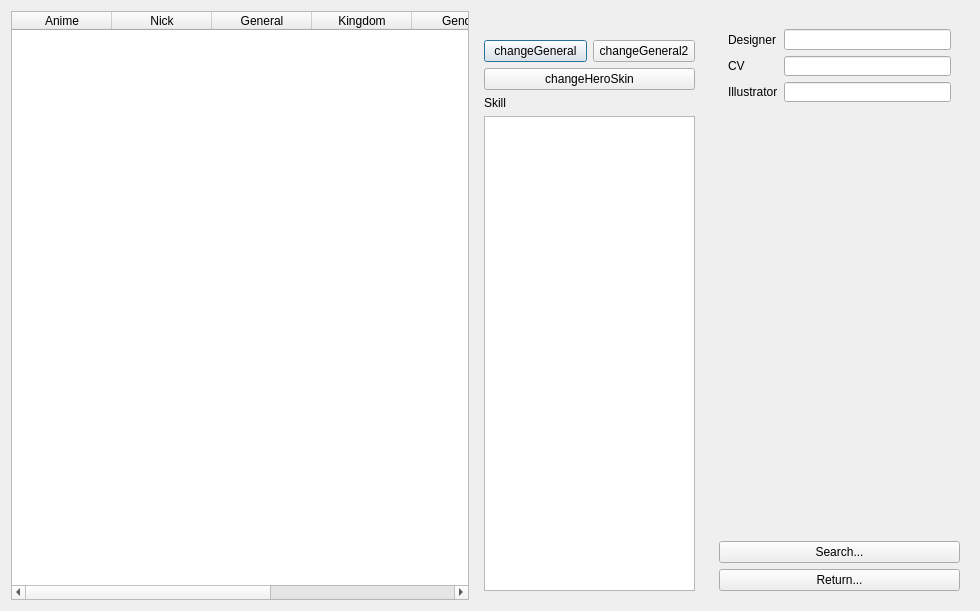
The window that src/dialog/generaloverview.ui (zeromathematics/QSanguosha-v2-AnimeMod) describes before a commit, drawn with Qt 5.
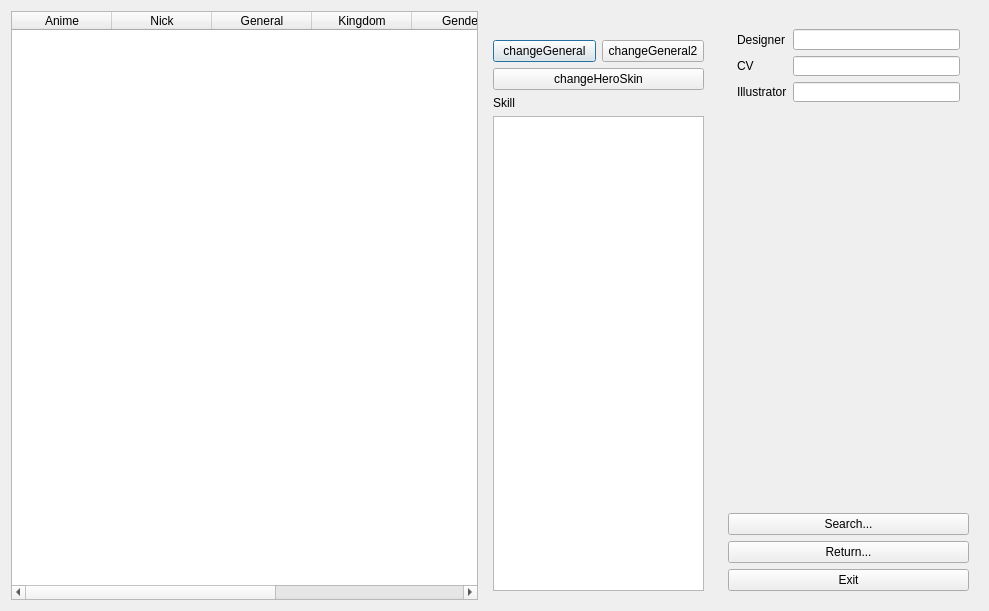
The same window after the commit. Icons and pictures are not drawn.

The edit to the form file:
```diff
--- a/src/dialog/generaloverview.ui
+++ b/src/dialog/generaloverview.ui
@@ -9,7 +9,7 @@
    <rect>
     <x>0</x>
     <y>0</y>
-    <width>980</width>
+    <width>989</width>
     <height>611</height>
    </rect>
   </property>
@@ -250,7 +250,7 @@
              <x>0</x>
              <y>0</y>
              <width>241</width>
-             <height>419</height>
+             <height>390</height>
             </rect>
            </property>
           </widget>
@@ -270,6 +270,13 @@
           </property>
          </widget>
         </item>
+        <item>
+         <widget class="QPushButton" name="exitButton">
+          <property name="text">
+           <string>Exit</string>
+          </property>
+         </widget>
+        </item>
        </layout>
       </widget>
      </item>
```
